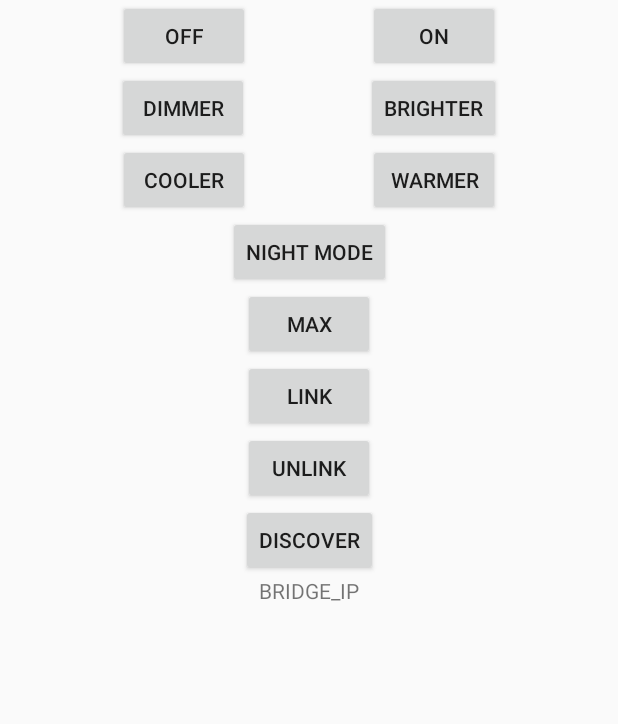
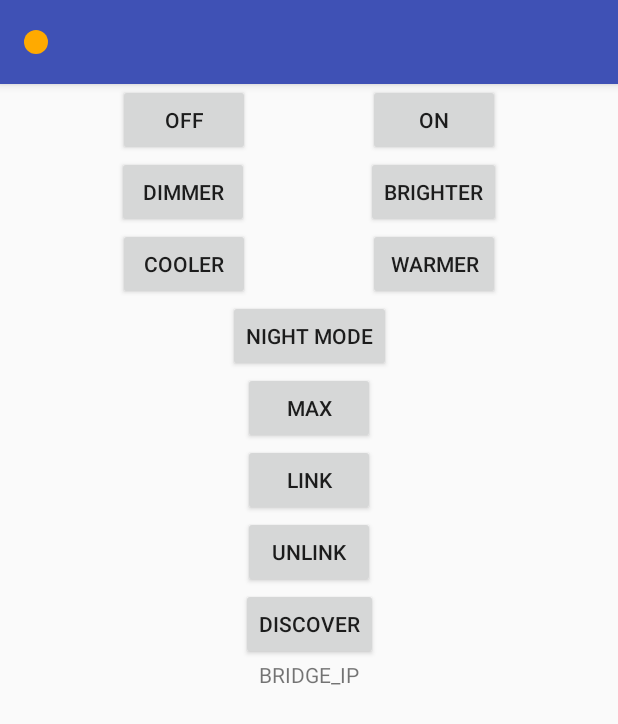
Before and after one commit to remcoder/Milight-Remote-Control, an Android app: the layout activity_main.xml on its own in the app's theme, with its tools: preview values and no code run, on a phone screen of 412 x 824 dp. Shown: the top 724 px of the screen. Run offline under Robolectric (Android 15) with nearby library versions, the phone set to English and light mode, and no system bars; network calls fail.

Commit message:
Add indicator in the toolbar to relfect the discovery status of the bridge

```diff
--- a/app/src/main/java/com/remcoder/milightremotecontrol/MiLightController.kt
+++ b/app/src/main/java/com/remcoder/milightremotecontrol/MiLightController.kt
@@ -94,7 +94,7 @@ class MiLightController(
         0x44)
 
     suspend fun discover() : InetAddress {
-        Log.d(TAG, "Send discovery packet")
+        Log.i(TAG, "Send discovery packet")
 
         val address = InetAddress.getByAddress(byteArrayOfInts(255, 255, 255, 255))
         val broadcast = DatagramPacket(
@@ -117,9 +117,10 @@ class MiLightController(
             }
 
             val data = String(response.data.slice(0..response.length).toByteArray())
+            val parts = data.split(Regex(",|:"))
 
             withContext(Dispatchers.Main) {
-                Log.d(TAG, ("received ${response.length} bytes from ${response.address}: $data"))
+                Log.i(TAG, ("received ${response.length} bytes from ${response.address}: $parts"))
             }
         }
 
--- /dev/null
+++ b/app/src/main/res/drawable/ic_circle_orange.xml
@@ -0,0 +1,12 @@
+<?xml version="1.0" encoding="utf-8"?>
+<shape
+    xmlns:android="http://schemas.android.com/apk/res/android"
+    android:shape="oval">
+
+    <solid
+        android:color="#FFaa00"/>
+
+    <size
+        android:width="120dp"
+        android:height="120dp"/>
+</shape>
--- a/app/src/main/res/layout/activity_main.xml
+++ b/app/src/main/res/layout/activity_main.xml
@@ -8,12 +8,33 @@
     tools:context="com.remcoder.milightremotecontrol.MainActivity"
     android:gravity="center_horizontal">
 
+    <android.support.v7.widget.Toolbar
+        android:id="@+id/toolbar"
+        android:layout_width="match_parent"
+        android:layout_height="?attr/actionBarSize"
+        android:background="?attr/colorPrimary"
+        android:elevation="4dp"
+        android:theme="@style/ThemeOverlay.AppCompat.ActionBar"
+        app:popupTheme="@style/ThemeOverlay.AppCompat.Light"
+        app:layout_constraintTop_toTopOf="parent"
+        >
+
+        <ImageView
+            android:id="@+id/bridge_status"
+            android:src="@drawable/ic_circle_orange"
+            android:layout_width="16dp"
+            android:layout_height="16dp"
+            android:gravity="right"
+        />
+
+    </android.support.v7.widget.Toolbar>
+
     <Button
         android:id="@+id/off_button"
         android:layout_width="wrap_content"
         android:layout_height="wrap_content"
         android:text="off"
-        app:layout_constraintTop_toTopOf="parent"
+        app:layout_constraintTop_toBottomOf="@id/toolbar"
         app:layout_constraintStart_toStartOf="parent"
         app:layout_constraintEnd_toStartOf="@id/on_button"
         android:src="@drawable/light_off"
--- a/app/src/main/res/values/colors.xml
+++ b/app/src/main/res/values/colors.xml
@@ -3,4 +3,6 @@
     <color name="colorPrimary">#3F51B5</color>
     <color name="colorPrimaryDark">#303F9F</color>
     <color name="colorAccent">#FF4081</color>
+
+    <color name="white">#FFFFFF</color>
 </resources>
--- a/app/src/main/res/values/styles.xml
+++ b/app/src/main/res/values/styles.xml
@@ -1,7 +1,7 @@
 <resources>
 
     <!-- Base application theme. -->
-    <style name="AppTheme" parent="Theme.AppCompat.Light.DarkActionBar">
+    <style name="AppTheme" parent="Theme.AppCompat.Light.NoActionBar">
         <!-- Customize your theme here. -->
         <item name="colorPrimary">@color/colorPrimary</item>
         <item name="colorPrimaryDark">@color/colorPrimaryDark</item>
```
Also changed, not shown: app/src/main/java/com/remcoder/milightremotecontrol/MainActivity.kt (+23 -9 lines), app/src/main/res/drawable/ic_circle_green.xml (added, +12 -0 lines), app/src/main/res/drawable/ic_circle_red.xml (added, +12 -0 lines).
